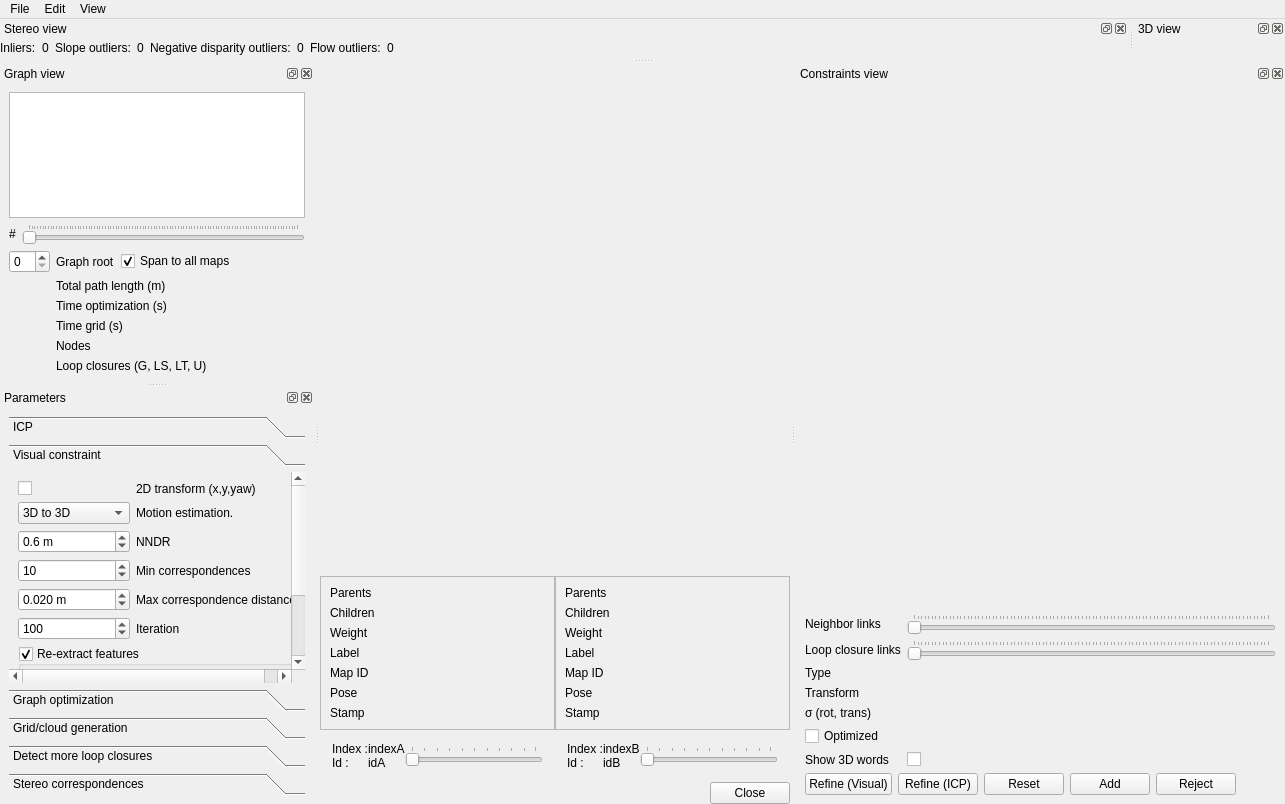
Before: the Qt Designer form guilib/src/ui/DatabaseViewer.ui in introlab/rtabmap, drawn with Qt 5.
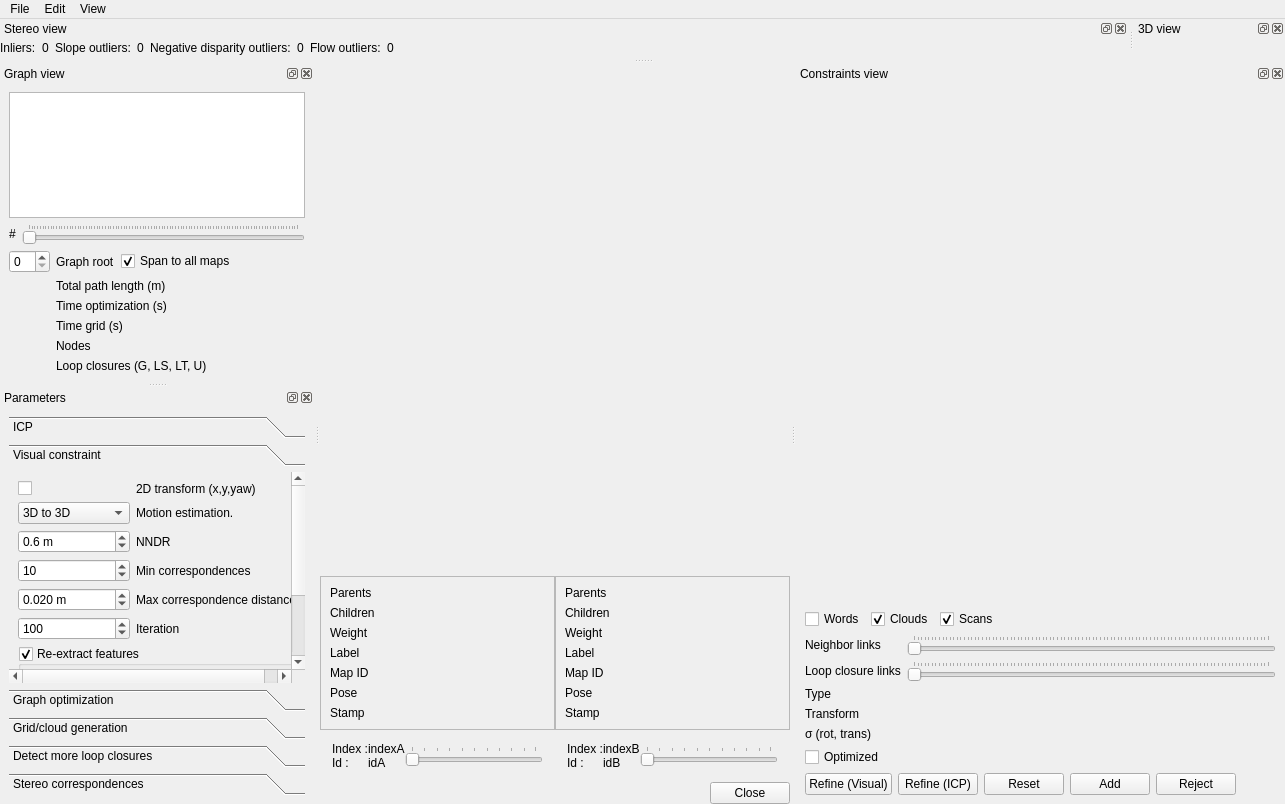
After: the same form once the commit is applied. Custom widgets are drawn as their Qt base class.

Commit message: CloudViewer: Added addOrUpdateCoordinate() method (working only with PCL >= 1.7.2)

```diff
--- a/guilib/src/ui/DatabaseViewer.ui
+++ b/guilib/src/ui/DatabaseViewer.ui
@@ -470,12 +470,56 @@
     <number>2</number>
    </attribute>
    <widget class="QWidget" name="dockWidgetContents">
-    <layout class="QVBoxLayout" name="verticalLayout_8" stretch="1,0,0">
+    <layout class="QVBoxLayout" name="verticalLayout_8" stretch="1,0,0,0">
      <item>
       <widget class="rtabmap::CloudViewer" name="constraintsViewer" native="true"/>
      </item>
      <item>
-      <layout class="QGridLayout" name="gridLayout_6" columnstretch="0,1">
+      <layout class="QHBoxLayout" name="horizontalLayout_10">
+       <item>
+        <widget class="QCheckBox" name="checkBox_show3DWords">
+         <property name="text">
+          <string>Words</string>
+         </property>
+        </widget>
+       </item>
+       <item>
+        <widget class="QCheckBox" name="checkBox_show3Dclouds">
+         <property name="text">
+          <string>Clouds</string>
+         </property>
+         <property name="checked">
+          <bool>true</bool>
+         </property>
+        </widget>
+       </item>
+       <item>
+        <widget class="QCheckBox" name="checkBox_show2DScans">
+         <property name="text">
+          <string>Scans</string>
+         </property>
+         <property name="checked">
+          <bool>true</bool>
+         </property>
+        </widget>
+       </item>
+       <item>
+        <spacer name="horizontalSpacer_3">
+         <property name="orientation">
+          <enum>Qt::Horizontal</enum>
+         </property>
+         <property name="sizeHint" stdset="0">
+          <size>
+           <width>40</width>
+           <height>20</height>
+          </size>
+         </property>
+        </spacer>
+       </item>
+      </layout>
+     </item>
+     <item>
+      <layout class="QGridLayout" name="gridLayout_6" columnstretch="0,0">
        <item row="0" column="0">
         <widget class="QLabel" name="label">
          <property name="text">
@@ -572,20 +616,6 @@
          </property>
         </widget>
        </item>
-       <item row="6" column="0">
-        <widget class="QLabel" name="label_32">
-         <property name="text">
-          <string>Show 3D words</string>
-         </property>
-        </widget>
-       </item>
-       <item row="6" column="1">
-        <widget class="QCheckBox" name="checkBox_show3DWords">
-         <property name="text">
-          <string/>
-         </property>
-        </widget>
-       </item>
       </layout>
      </item>
      <item>
```
Left out of the diff: 32 changed lines with no effect on the pictures. The commit also changes 3 other files.
